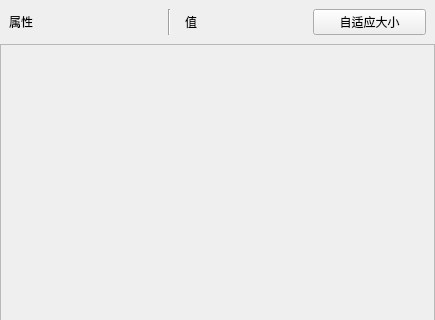
Above: Src/PropertyPanel.ui from HaoHengDeAZi/CHStyleDebugger before the change; both pictures show x 0 to 435 and y 0 to 320 of the 435 by 627 pixel window. Below: the same form after it.
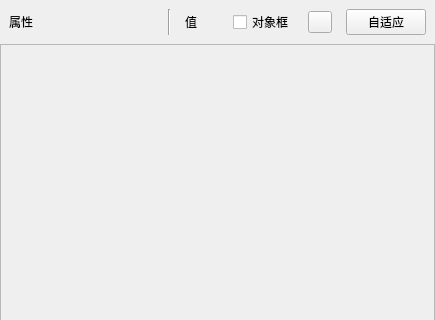
That is the form after the change.

Diff of the .ui file:
```diff
--- a/Src/PropertyPanel.ui
+++ b/Src/PropertyPanel.ui
@@ -90,13 +90,39 @@
             </property>
            </widget>
           </item>
+          <item>
+           <widget class="QCheckBox" name="chbObjectVisible">
+            <property name="toolTip">
+             <string>对象框是否可见</string>
+            </property>
+            <property name="text">
+             <string>对象框</string>
+            </property>
+           </widget>
+          </item>
+          <item>
+           <widget class="QPushButton" name="btnRefreshList">
+            <property name="maximumSize">
+             <size>
+              <width>24</width>
+              <height>16777215</height>
+             </size>
+            </property>
+            <property name="toolTip">
+             <string>刷新列表</string>
+            </property>
+            <property name="text">
+             <string/>
+            </property>
+           </widget>
+          </item>
           <item>
            <widget class="QPushButton" name="btnAdjustSize">
             <property name="toolTip">
              <string>调整大小之后，有时需要调整一下窗口，否则布局很奇怪</string>
             </property>
             <property name="text">
-             <string>自适应大小</string>
+             <string>自适应</string>
             </property>
            </widget>
           </item>
```
Left out of the diff: 4 changed lines with no effect on the pictures.
